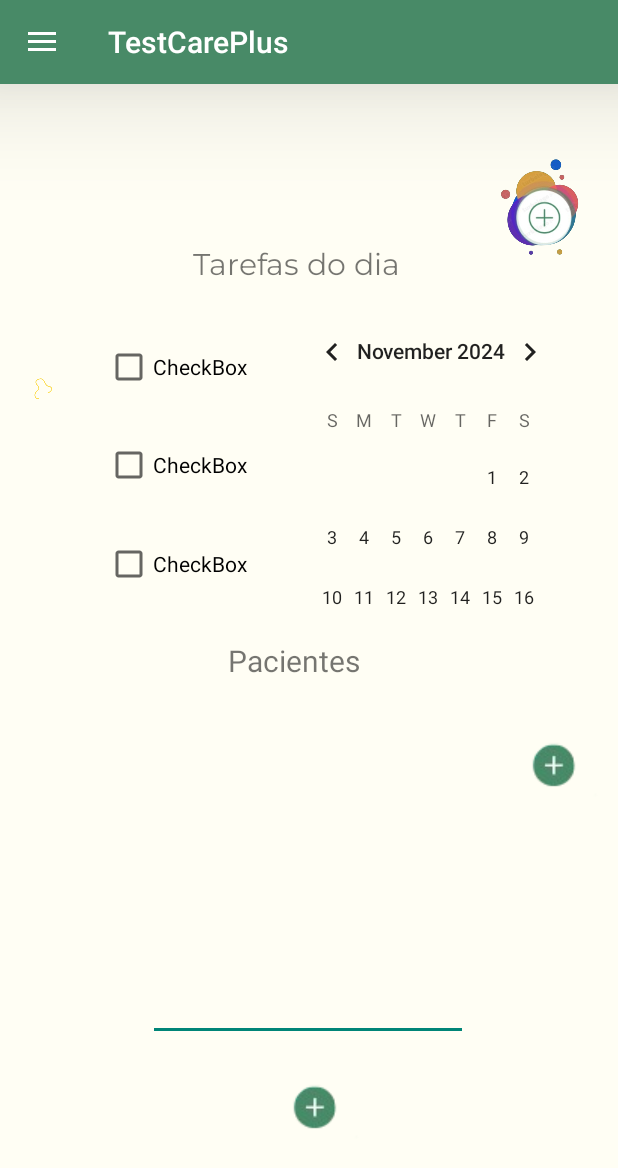
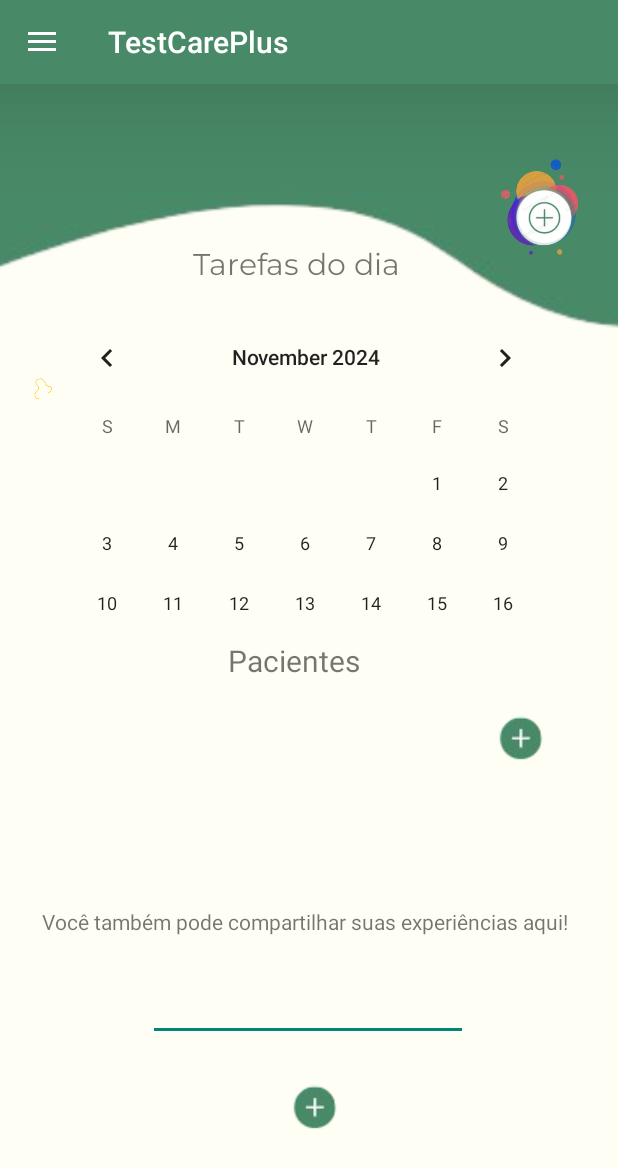
Before and after one commit to melokn/CarePlus_Mobile, an Android app: the MainActivity screen opened directly, with no data from a screen before it, after a tap on "Inicio", on a phone screen of 412 x 824 dp. Shown: the top 1168 px of the screen. Run offline under Robolectric (Android 15) with nearby library versions, the phone set to English and light mode, and no system bars; our stand-ins replace Volley; network calls fail; Roboto replaces fonts that are not available here; 1 other tap on this screen came first.

Commit message:
feat: notes

```diff
--- a/app/src/main/java/com/example/testecareplus/MainActivity.java
+++ b/app/src/main/java/com/example/testecareplus/MainActivity.java
@@ -42,11 +42,11 @@ public class MainActivity extends AppCompatActivity {
                 }
 
                 if(item.getItemId() == R.id.nav_pront) {
-                    getSupportFragmentManager().beginTransaction().replace(R.id.fragment_container, new HomeFragment()).commit();
+                    getSupportFragmentManager().beginTransaction().replace(R.id.fragment_container, new ProntuarioFragment()).commit();
                 }
 
                 if(item.getItemId() == R.id.nav_agenda) {
-                    getSupportFragmentManager().beginTransaction().replace(R.id.fragment_container, new HomeFragment()).commit();
+                    getSupportFragmentManager().beginTransaction().replace(R.id.fragment_container, new AnotacoesFragment()).commit();
                 }
 
                 drawerLayout.closeDrawer(GravityCompat.START);
--- a/app/src/main/java/com/example/testecareplus/ProntuarioFragment.java
+++ b/app/src/main/java/com/example/testecareplus/ProntuarioFragment.java
@@ -172,6 +172,11 @@ public class ProntuarioFragment extends Fragment {
                     if (response.has("patientId")) {
                         Toast.makeText(getContext(), "Paciente criado com sucesso!", Toast.LENGTH_SHORT).show();
                         getActivity().getSupportFragmentManager().popBackStack();
+                        Fragment HomeFragment = new HomeFragment();
+                        getActivity().getSupportFragmentManager().beginTransaction()
+                                .replace(R.id.fragment_container, HomeFragment)
+                                .addToBackStack(null)
+                                .commit();
                     } else {
                         Toast.makeText(getContext(), "Erro: resposta inválida", Toast.LENGTH_SHORT).show();
                     }
--- /dev/null
+++ b/app/src/main/res/drawable/circle.xml
@@ -0,0 +1,4 @@
+<shape xmlns:android="http://schemas.android.com/apk/res/android">
+    <solid android:color="#FFFFFF" />
+    <corners android:radius="1000dp" />
+</shape>
--- /dev/null
+++ b/app/src/main/res/drawable/nav_ativ.xml
@@ -0,0 +1,5 @@
+<vector android:height="24dp" android:tint="#000000"
+    android:viewportHeight="24" android:viewportWidth="24"
+    android:width="24dp" xmlns:android="http://schemas.android.com/apk/res/android">
+    <path android:fillColor="@android:color/white" android:pathData="M2,17h2v0.5L3,17.5v1h1v0.5L2,19v1h3v-4L2,16v1zM3,8h1L4,4L2,4v1h1v3zM2,11h1.8L2,13.1v0.9h3v-1L3.2,13L5,10.9L5,10L2,10v1zM7,5v2h14L21,5L7,5zM7,19h14v-2L7,17v2zM7,13h14v-2L7,11v2z"/>
+</vector>
--- /dev/null
+++ b/app/src/main/res/drawable/nav_coment.xml
@@ -0,0 +1,5 @@
+<vector android:height="24dp" android:tint="#000000"
+    android:viewportHeight="24" android:viewportWidth="24"
+    android:width="24dp" xmlns:android="http://schemas.android.com/apk/res/android">
+    <path android:fillColor="@android:color/white" android:pathData="M21,3L3,3c-1.11,0 -2,0.89 -2,2v12c0,1.1 0.89,2 2,2h5v2h8v-2h5c1.1,0 1.99,-0.9 1.99,-2L23,5c0,-1.11 -0.9,-2 -2,-2zM21,17L3,17L3,5h18v12zM16,10v2h-3v3h-2v-3L8,12v-2h3L11,7h2v3h3z"/>
+</vector>
--- a/app/src/main/res/layout/activity_tela_login.xml
+++ b/app/src/main/res/layout/activity_tela_login.xml
@@ -84,8 +84,8 @@
         android:layout_marginBottom="446dp"
         android:ems="10"
         android:fontFamily="@font/montserrat"
+        android:hint="Email"
         android:inputType="textEmailAddress"
-        android:text="Email: "
         app:layout_constraintBottom_toBottomOf="parent"
         app:layout_constraintEnd_toEndOf="parent"
         app:layout_constraintHorizontal_bias="0.536"
@@ -101,6 +101,7 @@
         android:layout_marginEnd="95dp"
         android:layout_marginBottom="376dp"
         android:ems="10"
+        android:hint="Senha"
         android:inputType="textPassword"
         app:layout_constraintBottom_toBottomOf="parent"
         app:layout_constraintEnd_toEndOf="parent"
--- a/app/src/main/res/layout/fragment_home.xml
+++ b/app/src/main/res/layout/fragment_home.xml
@@ -6,6 +6,14 @@
     android:layout_height="match_parent"
     android:background="#fffef4"
     tools:context=".HomeFragment">
+
+    <ImageView
+        android:layout_width="match_parent"
+        android:layout_height="match_parent"
+        android:layout_marginStart="-5dp"
+        android:layout_marginTop="-600dp"
+        android:rotation="90"
+        android:src="@drawable/plmds" />
 
     <ImageView
         android:id="@+id/imageView9"
@@ -23,57 +31,12 @@
 
     <CalendarView
         android:id="@+id/calendarView"
-        android:layout_width="193dp"
-        android:layout_height="211dp"
-        android:layout_marginStart="190dp"
-        android:layout_marginTop="126dp"
-        android:layout_marginEnd="28dp"
-        android:layout_marginBottom="394dp"
-        app:layout_constraintBottom_toBottomOf="parent"
-        app:layout_constraintEnd_toEndOf="parent"
-        app:layout_constraintStart_toStartOf="parent"
-        app:layout_constraintTop_toTopOf="parent"
-        tools:ignore="MissingConstraints" />
-
-    <CheckBox
-        android:id="@+id/checkBox"
-        android:layout_width="wrap_content"
-        android:layout_height="wrap_content"
-        android:layout_marginStart="70dp"
-        android:layout_marginTop="146dp"
-        android:layout_marginEnd="247dp"
-        android:layout_marginBottom="537dp"
-        android:text="CheckBox"
-        app:layout_constraintBottom_toBottomOf="parent"
-        app:layout_constraintEnd_toEndOf="parent"
-        app:layout_constraintStart_toStartOf="parent"
-        app:layout_constraintTop_toTopOf="parent"
-        tools:ignore="MissingConstraints" />
-
-    <CheckBox
-        android:id="@+id/checkBox2"
-        android:layout_width="wrap_content"
-        android:layout_height="wrap_content"
-        android:layout_marginStart="70dp"
-        android:layout_marginTop="277dp"
-        android:layout_marginEnd="247dp"
-        android:layout_marginBottom="406dp"
-        android:text="CheckBox"
-        app:layout_constraintBottom_toBottomOf="parent"
-        app:layout_constraintEnd_toEndOf="parent"
-        app:layout_constraintStart_toStartOf="parent"
-        app:layout_constraintTop_toTopOf="parent"
-        tools:ignore="MissingConstraints" />
-
-    <CheckBox
-        android:id="@+id/checkBox3"
-        android:layout_width="wrap_content"
-        android:layout_height="wrap_content"
-        android:layout_marginStart="70dp"
-        android:layout_marginTop="211dp"
-        android:layout_marginEnd="247dp"
-        android:layout_marginBottom="472dp"
-        android:text="CheckBox"
+        android:layout_width="349dp"
+        android:layout_height="204dp"
+        android:layout_marginStart="29dp"
+        android:layout_marginTop="130dp"
+        android:layout_marginEnd="33dp"
+        android:layout_marginBottom="397dp"
         app:layout_constraintBottom_toBottomOf="parent"
         app:layout_constraintEnd_toEndOf="parent"
         app:layout_constraintStart_toStartOf="parent"
@@ -112,8 +75,21 @@
         app:layout_constraintTop_toTopOf="parent"
         tools:ignore="MissingConstraints" />
 
+    <TextView
+        android:layout_width="356dp"
+        android:layout_height="26dp"
+        android:layout_marginStart="27dp"
+        android:layout_marginTop="530dp"
+        android:layout_marginEnd="28dp"
+        android:layout_marginBottom="175dp"
+        android:text="Você também pode compartilhar suas experiências aqui!"
+        app:layout_constraintBottom_toBottomOf="parent"
+        app:layout_constraintEnd_toEndOf="parent"
+        app:layout_constraintStart_toStartOf="parent"
+        app:layout_constraintTop_toTopOf="parent" />
+
     <EditText
-        android:id="@+id/editTextTextMultiLine"
+        android:id="@+id/comentFam"
         android:layout_width="wrap_content"
         android:layout_height="wrap_content"
         android:layout_marginStart="100dp"
@@ -130,7 +106,7 @@
         tools:ignore="MissingConstraints" />
 
     <ImageButton
-        android:id="@+id/btMoreDicas"
+        android:id="@+id/btMoreComentFam"
         android:layout_width="wrap_content"
         android:layout_height="wrap_content"
         android:layout_marginStart="151dp"
@@ -151,15 +127,17 @@
         android:id="@+id/btMorePacientes"
         android:layout_width="81dp"
         android:layout_height="51dp"
-        android:layout_marginStart="319dp"
+        android:layout_marginStart="-25dp"
         android:layout_marginTop="407dp"
         android:layout_marginEnd="11dp"
         android:layout_marginBottom="273dp"
         android:background="@android:color/transparent"
         app:layout_constraintBottom_toBottomOf="parent"
         app:layout_constraintEnd_toEndOf="parent"
+        app:layout_constraintHorizontal_bias="0.936"
         app:layout_constraintStart_toStartOf="parent"
         app:layout_constraintTop_toTopOf="parent"
+        app:layout_constraintVertical_bias="0.0"
         app:srcCompat="@drawable/btmore"
         tools:ignore="MissingConstraints" />
 
--- a/app/src/main/res/layout/fragment_prontuario.xml
+++ b/app/src/main/res/layout/fragment_prontuario.xml
@@ -53,7 +53,7 @@
         android:inputType="text"
         app:layout_constraintBottom_toBottomOf="parent"
         app:layout_constraintEnd_toEndOf="parent"
-        app:layout_constraintHorizontal_bias="1.0"
+        app:layout_constraintHorizontal_bias="0.0"
         app:layout_constraintStart_toStartOf="parent"
         app:layout_constraintTop_toTopOf="parent"
         app:layout_constraintVertical_bias="1.0" />
--- a/app/src/main/res/values/strings.xml
+++ b/app/src/main/res/values/strings.xml
@@ -4,6 +4,10 @@
     <string name="close_nav">Close TestCarePlus</string>
     <!-- TODO: Remove or change this placeholder text -->
     <string name="hello_blank_fragment">Hello blank fragment</string>
-
+    <string-array name="priority_array">
+        <item>Alta</item>
+        <item>Média</item>
+        <item>Baixa</item>
+    </string-array>
 
 </resources>
```
Also changed, not shown: app/src/main/java/com/example/testecareplus/AnotacoesFragment.java (added, +192 -0 lines), app/src/main/java/com/example/testecareplus/PacienteFragment.java (+43 -15 lines), app/src/main/res/font/adlam_display.xml (added, +7 -0 lines), app/src/main/res/font/afacad_italic.xml (added, +7 -0 lines), app/src/main/res/layout/activity_tela_cadastro.xml (+6 -4 lines), app/src/main/res/layout/card.xml (added, +53 -0 lines), app/src/main/res/layout/dialog.xml (added, +43 -0 lines), app/src/main/res/layout/fragment_anotacoes_.xml (added, +69 -0 lines), app/src/main/res/drawable/plmds.png (added).
